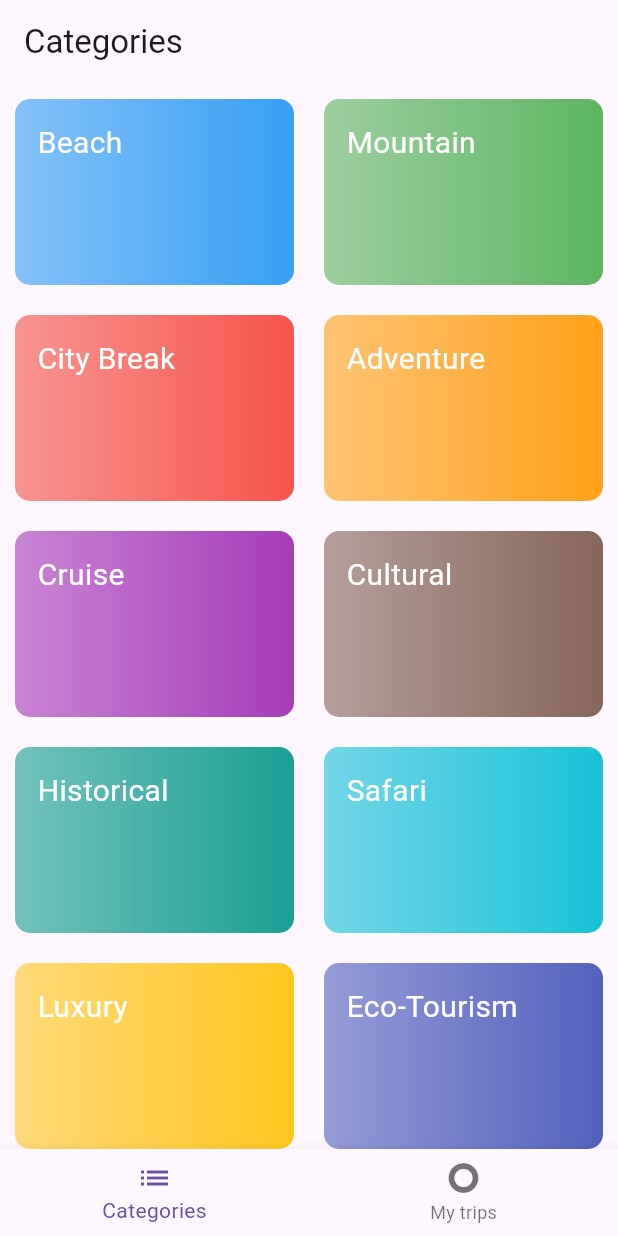
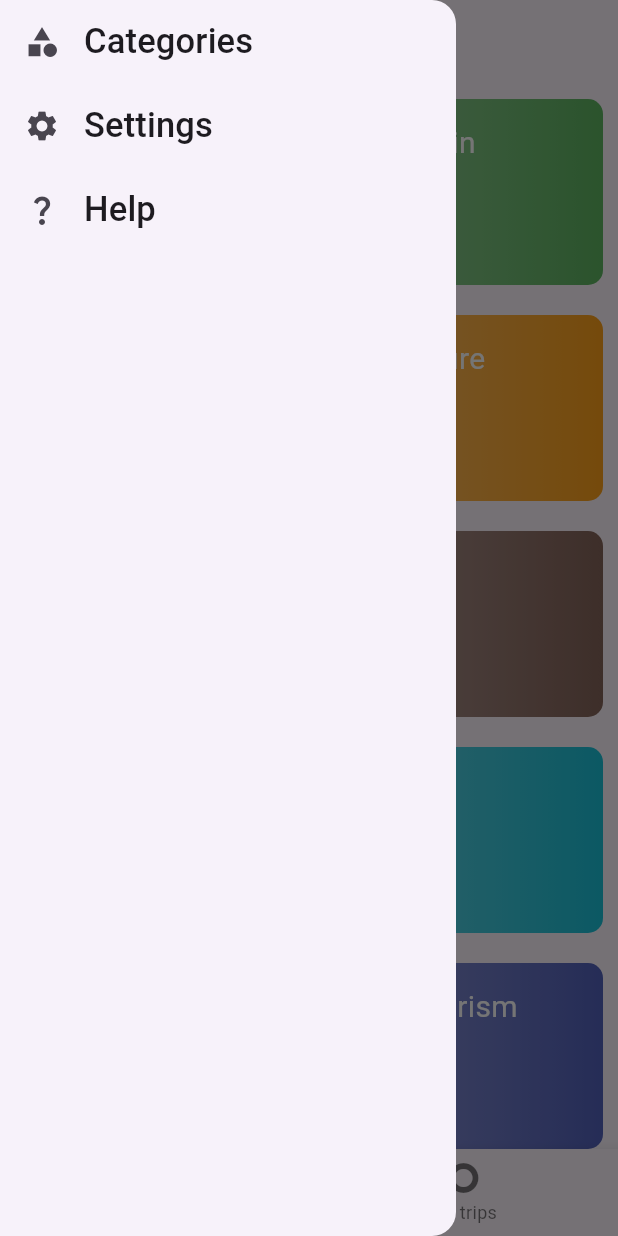
Before and after one commit to claudiogiaretta/Flutter, a Flutter app: the TabScreen screen opened directly, with the side drawer open (before the commit the screen has no drawer), on a phone screen of 412 x 824 dp. Run offline on Flutter 3.47's test engine with Material 3 defaults, Android fonts, the phone set to English and light mode, and no system bars; our stand-ins replace google_fonts, transparent_image.

Commit message:
added drawer menu

```diff
--- a/flutter_training_apps/lib/holiday_app/screens/tab_screen.dart
+++ b/flutter_training_apps/lib/holiday_app/screens/tab_screen.dart
@@ -1,6 +1,7 @@
 import 'package:flutter/material.dart';
 import 'package:flutter_training_apps/holiday_app/screens/categories_screen.dart';
 import 'package:flutter_training_apps/holiday_app/screens/trip_screen.dart';
+import 'package:flutter_training_apps/holiday_app/widgets/home_drawer.dart';
 
 class TabScreen extends StatefulWidget {
   const TabScreen({super.key});
@@ -34,6 +35,7 @@ class _TabScreenState extends State<TabScreen> {
       appBar: AppBar(
         title: Text(activePageTitle),
       ),
+      drawer: HomeDrawer(),
       body: activeTab,
       bottomNavigationBar: BottomNavigationBar(
         onTap: _selectPage,
--- /dev/null
+++ b/flutter_training_apps/lib/holiday_app/widgets/home_drawer.dart
@@ -0,0 +1,40 @@
+import 'package:flutter/material.dart';
+
+class HomeDrawer extends StatelessWidget {
+  @override
+  Widget build(BuildContext context) {
+    return Drawer(
+      child: Column(
+        children: [
+          ListTile(
+            leading: const Icon(Icons.category),
+            title: Text(
+              'Categories',
+              style: Theme.of(context).textTheme.titleSmall!.copyWith(
+                  color: Theme.of(context).colorScheme.onSurface, fontSize: 23),
+            ),
+            onTap: () {},
+          ),
+          ListTile(
+            leading: const Icon(Icons.settings),
+            title: Text(
+              'Settings',
+              style: Theme.of(context).textTheme.titleSmall!.copyWith(
+                  color: Theme.of(context).colorScheme.onSurface, fontSize: 23),
+            ),
+            onTap: () {},
+          ),
+          ListTile(
+            leading: const Icon(Icons.question_mark),
+            title: Text(
+              'Help',
+              style: Theme.of(context).textTheme.titleSmall!.copyWith(
+                  color: Theme.of(context).colorScheme.onSurface, fontSize: 23),
+            ),
+            onTap: () {},
+          ),
+        ],
+      ),
+    );
+  }
+}
```
